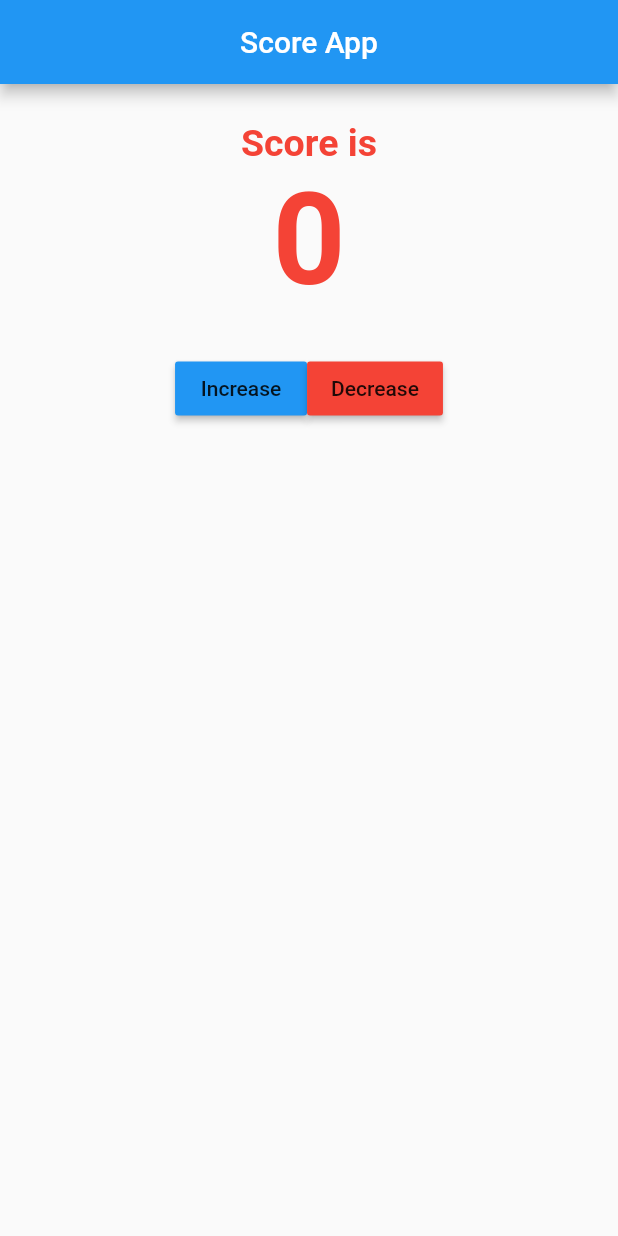
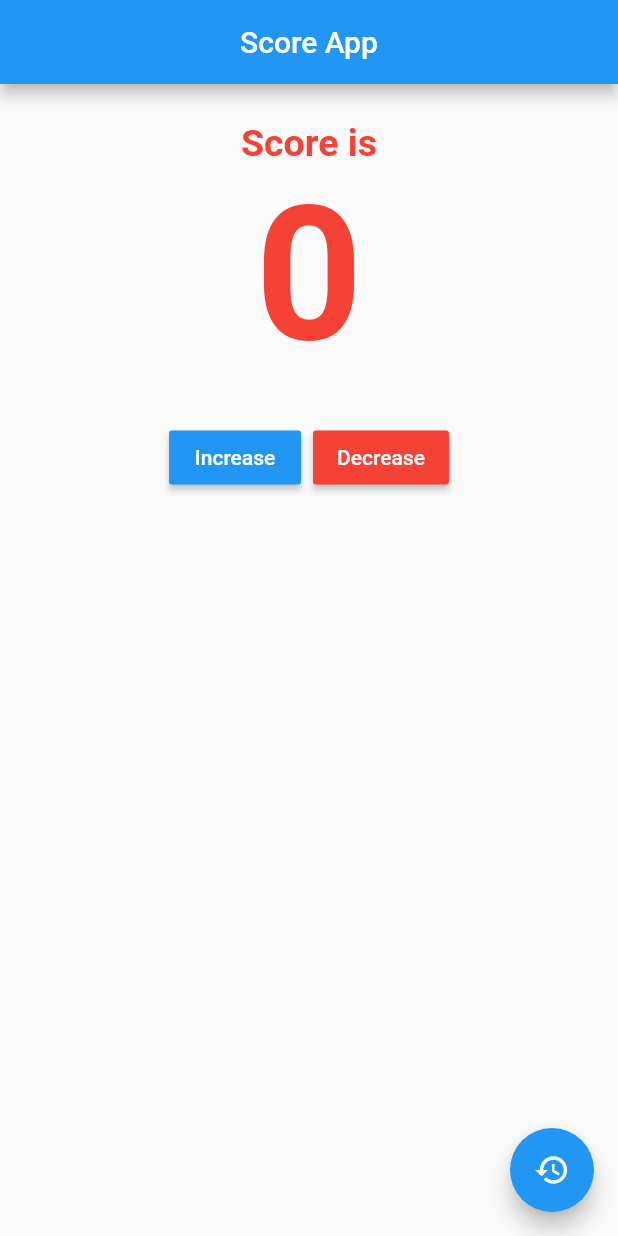
Before and after one commit to sujanagrg/Score-App, a Flutter app: the screen it shows after launch, on a phone screen of 412 x 824 dp. Run offline on Flutter 3.47's test engine with Material 2 defaults, Android fonts, the phone set to English and light mode, and no system bars.

Commit message:
Floating action button added

```diff
--- a/lib/main.dart
+++ b/lib/main.dart
@@ -24,12 +24,17 @@ class ScoreHome extends StatefulWidget {
 }
 
 class _ScoreHomeState extends State<ScoreHome> {
+  int number = 0;
   @override
   Widget build(BuildContext context) {
     return Scaffold(
       appBar: AppBar(
         title: Text("Score App"),
         centerTitle: true,
+      ),
+      floatingActionButton: FloatingActionButton(
+        child: Icon(Icons.restore_outlined),
+        onPressed: () {},
       ),
       body: Column(
         children: [
@@ -44,9 +49,9 @@ class _ScoreHomeState extends State<ScoreHome> {
           )),
           Center(
               child: Text(
-            "0",
+            number.toString(),
             style: TextStyle(
-                color: Colors.red, fontSize: 85, fontWeight: FontWeight.bold),
+                color: Colors.red, fontSize: 125, fontWeight: FontWeight.bold),
           )),
           SizedBox(
             height: 25,
@@ -56,12 +61,21 @@ class _ScoreHomeState extends State<ScoreHome> {
             children: [
               RaisedButton(
                 color: Colors.blue,
-                child: Text('Increase'),
+                child: Text(
+                  'Increase',
+                  style: TextStyle(color: Colors.white),
+                ),
                 onPressed: () {},
+              ),
+              SizedBox(
+                width: 8,
               ),
               RaisedButton(
                 color: Colors.red,
-                child: Text('Decrease'),
+                child: Text(
+                  'Decrease',
+                  style: TextStyle(color: Colors.white),
+                ),
                 onPressed: () {},
               ),
             ],
```
